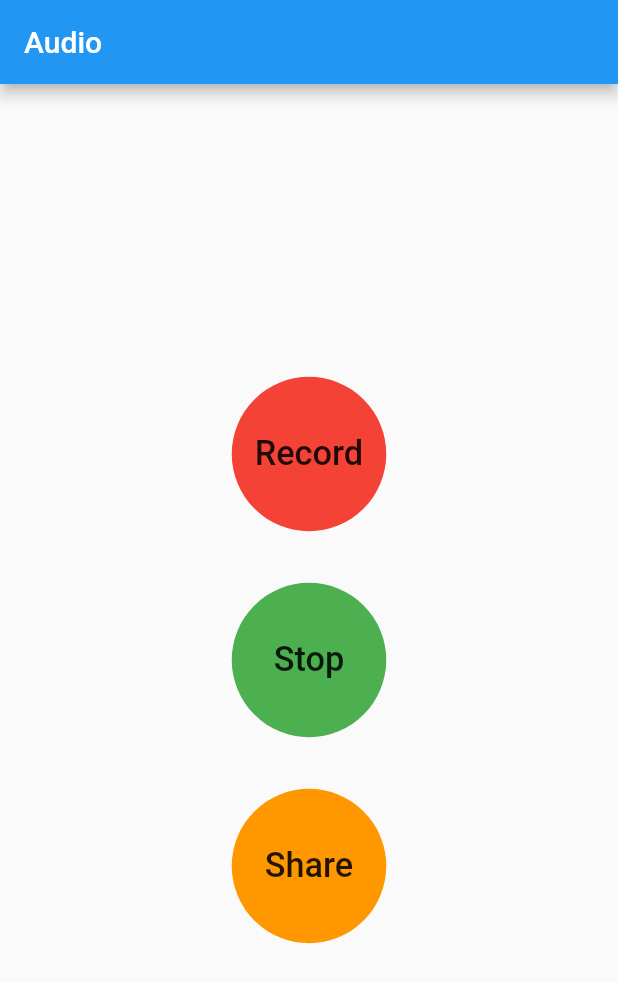
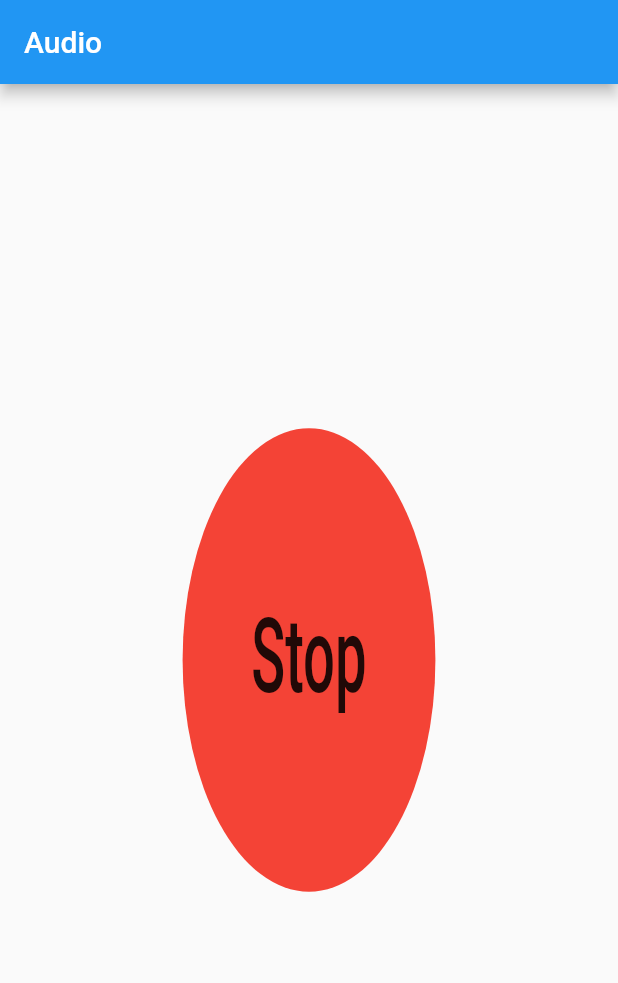
Before and after one commit to FedericoHenze/Flutter_Cangre_Audios, a Flutter app: the screen it shows after launch, after a tap on "Record", on a phone screen of 412 x 824 dp. Shown: the top 983 px of the screen. Run offline on Flutter 3.47's test engine with Material 2 defaults, Android fonts, the phone set to English and light mode, and no system bars; missing offline and left inert: flutter_sound, share_extend.

Commit message:
Dynamic UI added

```diff
--- a/lib/main.dart
+++ b/lib/main.dart
@@ -39,7 +39,8 @@ class RoundButtonState extends State<RoundButton> {
 
   var flutterSound = new FlutterSound();
   String audioPath;
-  var isRecording = false;
+  var startRecording = false;
+  var recordAvailable = false;
 
   @override
   Widget build(BuildContext context) {
@@ -53,10 +54,16 @@ class RoundButtonState extends State<RoundButton> {
               fit: BoxFit.fill,
               child: FlatButton(
                 shape: CircleBorder(),
-                onPressed: () => this._recordAudio(),
-                color: Colors.red,
+                onPressed: () {
+                  setState(() {
+                    this.recordAvailable=true;
+                    this.startRecording = !this.startRecording;
+                  });
+                  this._handleRecording();
+                },
+                color: this.startRecording ? Colors.red : Colors.green,
                 child: Text(
-                  'Record',
+                  this.startRecording ? 'Stop' : 'Record',
                   style: TextStyle(
                     fontSize: 8,
                   ),
@@ -65,28 +72,14 @@ class RoundButtonState extends State<RoundButton> {
               ),
             ),
           ),
-          Expanded (
+          Visibility(
+            visible: !this.startRecording && this.recordAvailable,
+            child: Expanded (
               child: FittedBox(
                 fit: BoxFit.fill,
                 child: FlatButton(
                   shape: CircleBorder(),
-                onPressed: () => this._stopRecordingAudio(),
-                color: Colors.green,
-                child: Text(
-                  'Stop',
-                  style: TextStyle(
-                    fontSize: 8,
-                  ),
-                ),
-              ),
-            ),
-          ),
-          Expanded (
-            child: FittedBox(
-              fit: BoxFit.fill,
-              child: FlatButton(
-                shape: CircleBorder(),
-                onPressed: () => this.share(),
+                  onPressed: () => this._share(),
                   color: Colors.orange,
                   child: Text(
                     'Share',
@@ -97,9 +90,14 @@ class RoundButtonState extends State<RoundButton> {
                 ),
               ),
             ),
+          ),
         ],
       ),
     );
+  }
+
+  void _handleRecording() {
+    startRecording ? this._recordAudio() : this._stopRecordingAudio();
   }
 
   void _recordAudio() async {
@@ -115,13 +113,14 @@ class RoundButtonState extends State<RoundButton> {
     this.audioPath = result;
   }
 
-  void share() async {
+  void _share() async {
     Directory dir = await getApplicationDocumentsDirectory();
     File testFile = new File("${dir.path}/sound.m4a");
     if (!await testFile.exists()) {
       await testFile.create(recursive: true);
       testFile.writeAsStringSync("test for share documents file");
     }
+    print('shared dialog open');
     ShareExtend.share(testFile.path, "file");
   }
 
```
Lines whose indentation alone changed are shown as unchanged.
